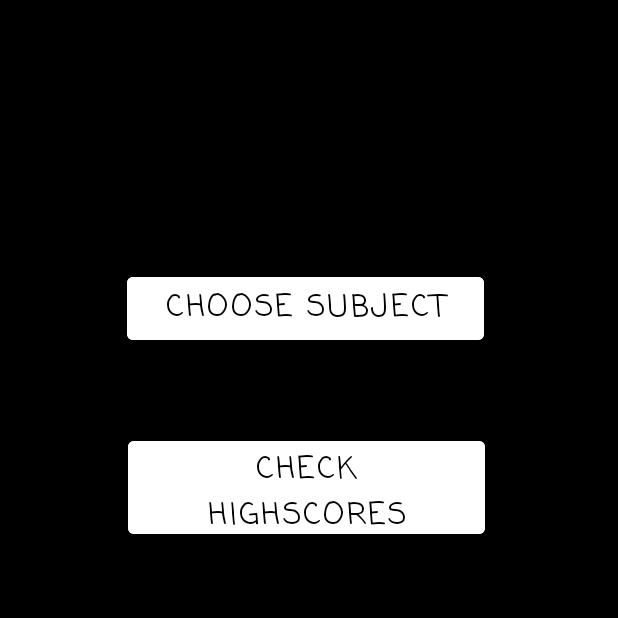
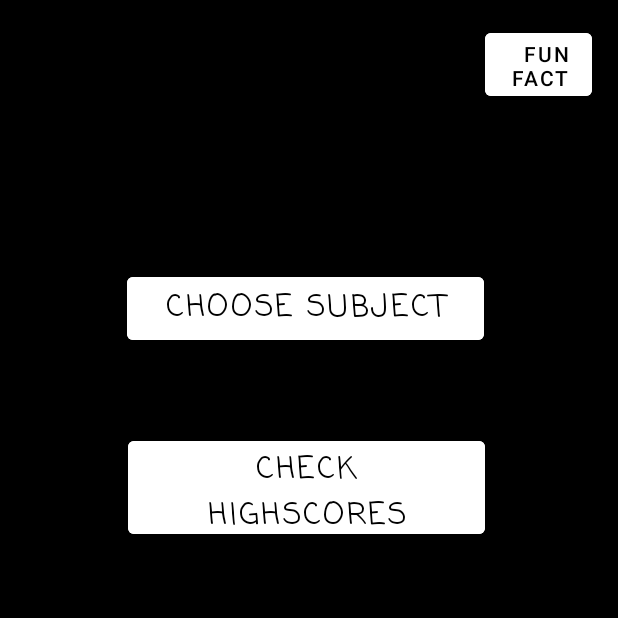
Before and after one commit to Pavlos-Re/QuizApp, an Android app: the screen it shows after launch (MainMenu), after a tap on "BEGIN", on a phone screen of 412 x 824 dp, the top half of it. Run offline under Robolectric (Android 15) with nearby library versions, the phone set to English and light mode, and no system bars.

Commit message:
Added fun facts

```diff
--- a/app/src/main/java/com/example/myapplication/MainMenu.java
+++ b/app/src/main/java/com/example/myapplication/MainMenu.java
@@ -3,20 +3,52 @@ package com.example.myapplication;
 import androidx.appcompat.app.AlertDialog;
 import androidx.appcompat.app.AppCompatActivity;
 
+import android.content.Context;
 import android.content.DialogInterface;
+import android.content.Intent;
+import android.content.res.Resources;
 import android.os.Bundle;
 import android.widget.Button;
+import android.widget.TextView;
+import android.content.Context;
+
+
+import java.util.Random;
 
 public class MainMenu extends AppCompatActivity {
-
+    private static final Random RANDOM = new Random();
+    private static Context context;
 
 
     @Override
     protected void onCreate(Bundle savedInstanceState) {
         super.onCreate(savedInstanceState);
+        context = this;
         setContentView(R.layout.activity_main_menu);
 
+                final String[] FACTS = {
+                        context.getResources().getString(R.string.fact1),
+                        context.getResources().getString(R.string.fact2),
+                        context.getResources().getString(R.string.fact3),
+                        context.getResources().getString(R.string.fact4),
+                        context.getResources().getString(R.string.fact5),
+                        context.getResources().getString(R.string.fact6),
+                        context.getResources().getString(R.string.fact7),
+                        context.getResources().getString(R.string.fact8),
+                        context.getResources().getString(R.string.fact9),
+                        context.getResources().getString(R.string.fact10),
 
+
+        };
+
+
+        TextView fun = (TextView)findViewById(R.id.textView);
+        Button button = (Button) findViewById(R.id.fact_button);
+        button.setOnClickListener(v -> {
+            int fun_fact = RANDOM.nextInt(FACTS.length);
+            fun.setText(FACTS[fun_fact]);
+
+        });
         }
     @Override
     public void onBackPressed() {
@@ -37,4 +69,7 @@ public class MainMenu extends AppCompatActivity {
         alert.show();
 
     }
+    public static Context getContext(){
+        return context;
     }
+    }
--- a/app/src/main/res/layout/activity_main_menu.xml
+++ b/app/src/main/res/layout/activity_main_menu.xml
@@ -40,4 +40,31 @@
         app:layout_constraintTop_toTopOf="parent"
         app:layout_constraintVertical_bias="0.384" />
 
+    <Button
+        android:id="@+id/fact_button"
+        android:layout_width="71dp"
+        android:layout_height="54dp"
+        android:layout_marginTop="16dp"
+        android:layout_marginEnd="16dp"
+        android:backgroundTint="@color/white"
+        android:text="@string/fact"
+        android:textAlignment="viewEnd"
+        android:textColor="@color/black"
+        app:layout_constraintBottom_toTopOf="@+id/choose_subject_button"
+        app:layout_constraintEnd_toEndOf="parent"
+        app:layout_constraintHorizontal_bias="0.995"
+        app:layout_constraintStart_toStartOf="@+id/choose_subject_button"
+        app:layout_constraintTop_toTopOf="parent"
+        app:layout_constraintVertical_bias="0.0" />
+
+    <TextView
+        android:id="@+id/textView"
+        android:layout_width="wrap_content"
+        android:layout_height="wrap_content"
+        android:layout_marginStart="16dp"
+        android:layout_marginTop="16dp"
+        android:textColor="@color/white"
+        app:layout_constraintStart_toStartOf="parent"
+        app:layout_constraintTop_toTopOf="parent" />
+
 </androidx.constraintlayout.widget.ConstraintLayout>
--- a/app/src/main/res/values/strings.xml
+++ b/app/src/main/res/values/strings.xml
@@ -10,6 +10,23 @@
     <string name="app_off_mus">Sound OFF</string>
     <string name="choose_subj">CHOOSE SUBJECT</string>
     <string name="check_high">CHECK HIGHSCORES</string>
+    <string name="fact">fun fact</string>
+    <string name="fact1">A crocodile cannot stick its tongue out.</string>
+    <string name="fact2">A shrimp\'s heart is in its head.</string>
+    <string name="fact3">Some lipsticks contain fish scales.</string>
+    <string name="fact4">If you sneeze too hard, you may fracture a rib.</string>
+    <string name="fact5">Almonds are a member of the peach family.</string>
+    <string name="fact6">Most people fall asleep in seven minutes.</string>
+    <string name="fact7">A dime has 118 ridges around the edge.</string>
+    <string name="fact8">Tigers have striped skin, not just striped fur.</string>
+    <string name="fact9">An ostrich\'s eye is bigger than its brain.</string>
+    <string name="fact10">A cat has 32 muscles in each ear.</string>
+
+
+
+
+
+
 
 
 
```
